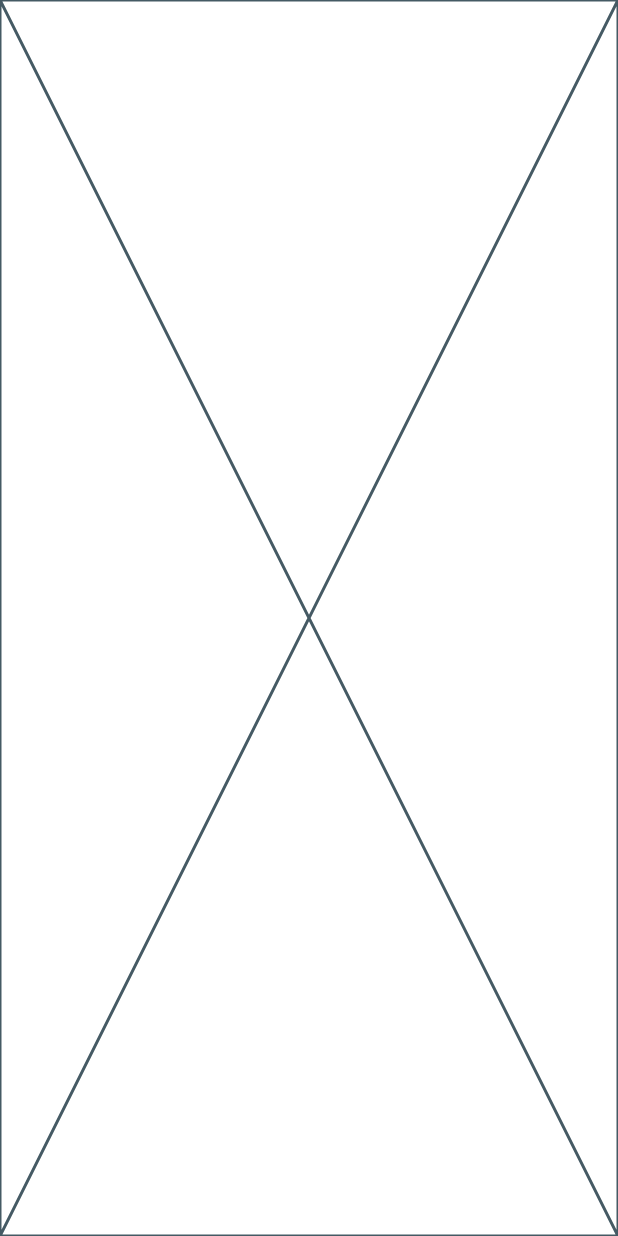
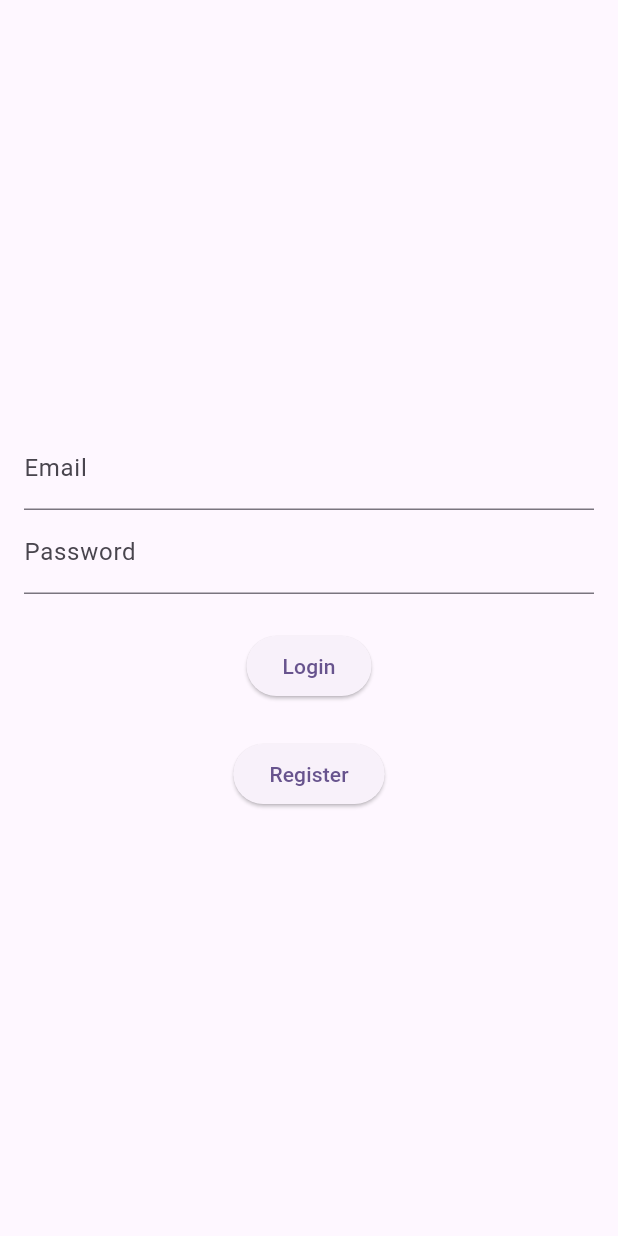
Before and after one commit to fahmiidris007/mobile_story_app, a Flutter app: the screen it shows after launch, on a phone screen of 412 x 824 dp. Run offline on Flutter 3.47's test engine with Material 3 defaults, Android fonts, the phone set to English and light mode, and no system bars; our stand-ins replace shared_preferences.

Commit message:
feat : update login and register feature

```diff
--- a/lib/main.dart
+++ b/lib/main.dart
@@ -1,4 +1,11 @@
 import 'package:flutter/material.dart';
+import 'package:mobile_story_app/data/api/api_service.dart';
+import 'package:mobile_story_app/provider/authentication_provider.dart';
+import 'package:mobile_story_app/screen/Authentication/login/login_page.dart';
+import 'package:mobile_story_app/screen/Authentication/register/register_page.dart';
+import 'package:mobile_story_app/screen/home/home_page.dart';
+import 'package:mobile_story_app/screen/story/list/list_page.dart';
+import 'package:provider/provider.dart';
 
 void main() {
   runApp(const MyApp());
@@ -9,13 +16,26 @@ class MyApp extends StatelessWidget {
 
   @override
   Widget build(BuildContext context) {
-    return MaterialApp(
-      title: 'Mobile Story App',
-      theme: ThemeData(
-        colorScheme: ColorScheme.fromSeed(seedColor: Colors.deepPurple),
-        useMaterial3: true,
+    return MultiProvider(
+      providers: [
+        ChangeNotifierProvider(
+            create: (context) =>
+                AuthenticationProvider(apiServices: ApiServices())),
+      ],
+      child: MaterialApp(
+        title: 'Mobile Story App',
+        theme: ThemeData(
+          colorScheme: ColorScheme.fromSeed(seedColor: Colors.deepPurple),
+          useMaterial3: true,
+        ),
+        initialRoute: HomePage.routeName,
+        routes: {
+          '/login': (context) => const LoginPage(),
+          '/register': (context) => const RegisterPage(),
+          '/list': (context) => const ListPage(),
+          '/home': (context) => HomePage(),
+        },
       ),
-      home: Placeholder(),
     );
   }
 }
--- /dev/null
+++ b/lib/screen/authentication/login/login_page.dart
@@ -0,0 +1,109 @@
+import 'package:flutter/material.dart';
+import 'package:mobile_story_app/provider/authentication_provider.dart';
+import 'package:mobile_story_app/screen/Authentication/register/register_page.dart';
+import 'package:mobile_story_app/screen/home/home_page.dart';
+import 'package:mobile_story_app/screen/story/list/list_page.dart';
+import 'package:provider/provider.dart';
+
+class LoginPage extends StatefulWidget {
+  static const routeName = '/login';
+
+  const LoginPage({super.key});
+
+  @override
+  State<LoginPage> createState() => _LoginPageState();
+}
+
+class _LoginPageState extends State<LoginPage> {
+  final TextEditingController emailController = TextEditingController();
+  final TextEditingController passwordController = TextEditingController();
+  final _formKey = GlobalKey<FormState>();
+
+  @override
+  void dispose() {
+    emailController.dispose();
+    passwordController.dispose();
+    super.dispose();
+  }
+
+  @override
+  Widget build(BuildContext context) {
+    return Scaffold(
+      body: Center(
+        child: SingleChildScrollView(
+          child: Padding(
+            padding: const EdgeInsets.all(16.0),
+            child: Consumer<AuthenticationProvider>(
+                builder: (context, provider, child) {
+              return Form(
+                key: _formKey,
+                child: Column(
+                  children: [
+                    TextFormField(
+                      controller: emailController,
+                      decoration: const InputDecoration(
+                        labelText: 'Email',
+                        hintText: 'Enter your email',
+                      ),
+                      validator: (value) {
+                        if (value == null || value.isEmpty) {
+                          return 'Please enter your email';
+                        }
+                        return null;
+                      },
+                    ),
+                    TextFormField(
+                      controller: passwordController,
+                      decoration: const InputDecoration(
+                        labelText: 'Password',
+                        hintText: 'Enter your password',
+                      ),
+                      validator: (value) {
+                        if (value == null || value.isEmpty) {
+                          return 'Please enter your password';
+                        }
+                        return null;
+                      },
+                      obscureText: true,
+                    ),
+                    const SizedBox(height: 24),
+                    Center(
+                      child: ElevatedButton(
+                        onPressed: () async {
+                          if (_formKey.currentState!.validate()) {
+                            await provider.login(
+                                emailController.text, passwordController.text);
+                            if (provider.state == ResultState.success) {
+                              Navigator.pushNamed(context, HomePage.routeName);
+                            } else if (provider.state == ResultState.loading) {
+                              const CircularProgressIndicator();
+                            } else {
+                              ScaffoldMessenger.of(context).showSnackBar(
+                                SnackBar(
+                                  content: Text(provider.message),
+                                ),
+                              );
+                            }
+                          }
+                        },
+                        child: const Text('Login'),
+                      ),
+                    ),
+                    const SizedBox(height: 24),
+                    Center(
+                        child: ElevatedButton(
+                      onPressed: () {
+                        Navigator.pushNamed(context, RegisterPage.routeName);
+                      },
+                      child: const Text('Register'),
+                    )),
+                  ],
+                ),
+              );
+            }),
+          ),
+        ),
+      ),
+    );
+  }
+}
--- /dev/null
+++ b/lib/screen/home/home_page.dart
@@ -0,0 +1,33 @@
+import 'package:flutter/material.dart';
+import 'package:mobile_story_app/screen/story/list/list_page.dart';
+import 'package:mobile_story_app/screen/Authentication/login/login_page.dart';
+import 'package:mobile_story_app/utils/session_manager.dart';
+
+class HomePage extends StatelessWidget {
+  static const routeName = '/home';
+  final SessionManager _sessionManager = SessionManager();
+
+  HomePage({super.key});
+
+  @override
+  Widget build(BuildContext context) {
+    return FutureBuilder<String?>(
+      future: _sessionManager.getUserToken(),
+      builder: (BuildContext context, AsyncSnapshot<String?> snapshot) {
+        if (snapshot.connectionState == ConnectionState.waiting) {
+          return const CircularProgressIndicator();
+        } else {
+          if (snapshot.hasError) {
+            return Text('Error: ${snapshot.error}');
+          } else {
+            if (snapshot.data != null) {
+              return const ListPage();
+            } else {
+              return const LoginPage();
+            }
+          }
+        }
+      },
+    );
+  }
+}
--- a/pubspec.yaml
+++ b/pubspec.yaml
@@ -35,6 +35,9 @@ dependencies:
   # The following adds the Cupertino Icons font to your application.
   # Use with the CupertinoIcons class for iOS style icons.
   cupertino_icons: ^1.0.6
+  http: ^1.2.1
+  provider: ^6.1.1
+  shared_preferences: ^2.2.2
 
 dev_dependencies:
   flutter_test:
```
Also changed, not shown: lib/data/api/api_service.dart (+37 -19 lines), lib/provider/authentication_provider.dart (+18 -11 lines), lib/screen/authentication/register/register_page.dart (added, +115 -0 lines), lib/screen/story/list/list_page.dart (added, +21 -0 lines), lib/utils/session_manager.dart (added, +20 -0 lines), lib/model/authentication/login/login.dart (renamed from lib/model/Authentication/login/login.dart), lib/model/authentication/register/register.dart (renamed from lib/model/Authentication/register/register.dart), pubspec.lock, 1 other file.
